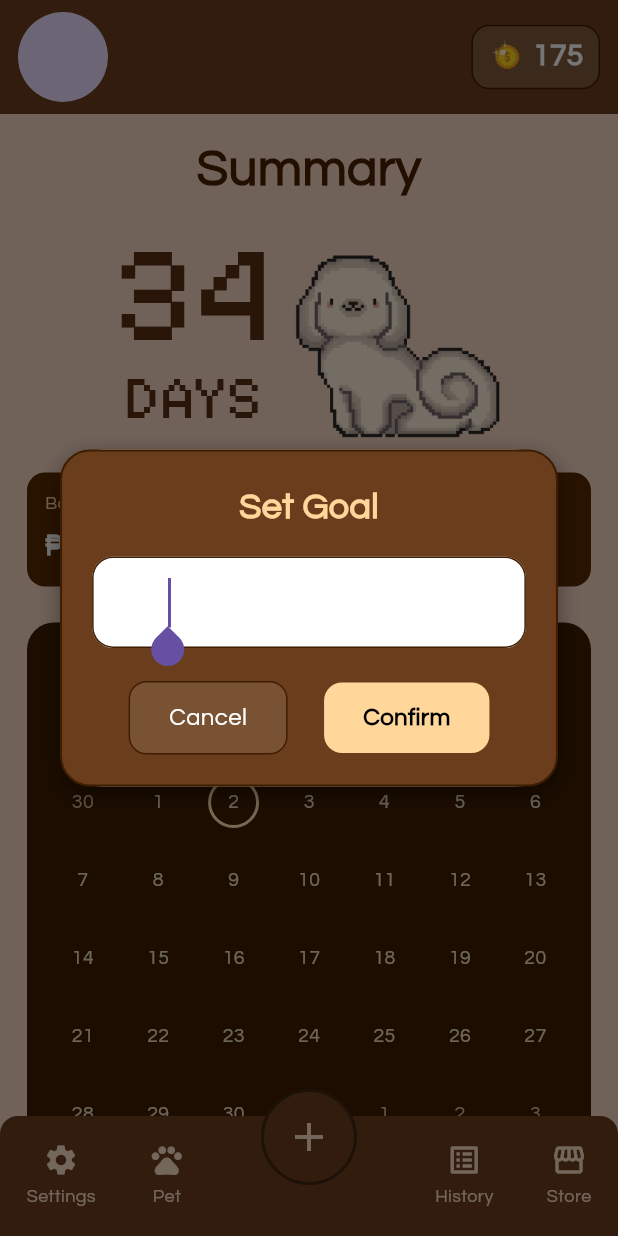
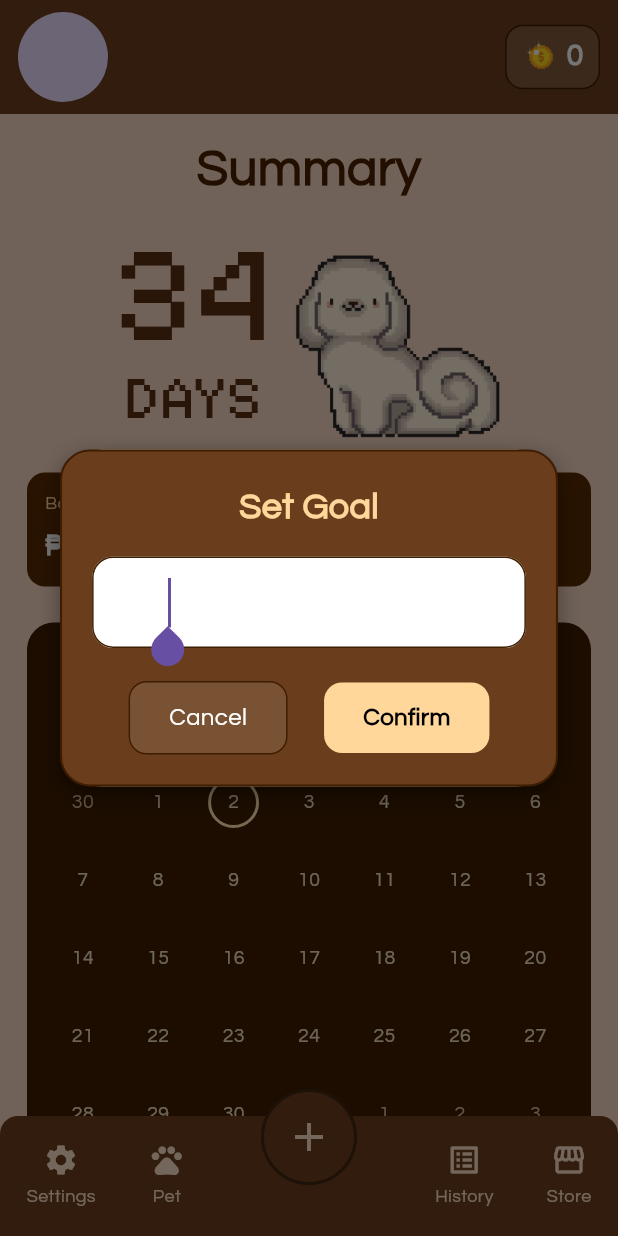
Before and after one commit to the34thempress/Budgipets, a Flutter app: the DashboardPage screen opened by its route, after a tap on "Goal:", on a phone screen of 412 x 824 dp. Run offline on Flutter 3.47's test engine with Material 3 defaults, Android fonts, the light colour scheme and no system bars; drawn by our look-alikes of table_calendar; our stand-ins replace audioplayers, image_picker, permission_handler, shared_preferences, supabase_flutter; accounts and stored records are empty.

Commit message:
Coins dashbaord

```diff
--- a/lib/pages/dashboard/dashboard.dart
+++ b/lib/pages/dashboard/dashboard.dart
@@ -36,10 +36,18 @@ class _DashboardPageState extends State<DashboardPage> {
     DateTime(2025, 10, 12),
   ];
 
+  // Supabase client
+  final _supabase = Supabase.instance.client;
+
+  // Coins state
+  int _coins = 0;
+  bool _loadingCoins = true;
+
   @override
   void initState() {
     super.initState();
     _loadOrCreateBudget();
+    _loadCoins();
   }
 
   @override
@@ -51,9 +59,8 @@ class _DashboardPageState extends State<DashboardPage> {
   DateTime _monthStart(DateTime dt) => DateTime(dt.year, dt.month, 1);
 
   Future<void> _loadOrCreateBudget() async {
-    final supabase = Supabase.instance.client;
     try {
-      final user = supabase.auth.currentUser;
+      final user = _supabase.auth.currentUser;
       if (user == null) {
         if (!mounted) return;
         setState(() {
@@ -66,7 +73,7 @@ class _DashboardPageState extends State<DashboardPage> {
       final ms = _monthStart(DateTime.now());
       final msStr =
           '${ms.year.toString().padLeft(4, '0')}-${ms.month.toString().padLeft(2, '0')}-01';
-      final existing = await supabase
+      final existing = await _supabase
           .from('budgets')
           .select()
           .eq('user_id', user.id)
@@ -80,7 +87,7 @@ class _DashboardPageState extends State<DashboardPage> {
           _loading = false;
         });
       } else {
-        final inserted = await supabase
+        final inserted = await _supabase
             .from('budgets')
             .insert({
               'user_id': user.id,
@@ -121,14 +128,14 @@ Future<double?> _promptNumber({
       barrierDismissible: false,
       builder: (context) {
         return Dialog(
-        backgroundColor: Color(0xFFFDE6D0),
+          backgroundColor: const Color(0xFFFDE6D0),
           child: Container(
             padding: const EdgeInsets.all(20),
             decoration: BoxDecoration(
               color: const Color(0xFF6A3E1C), // deep brown theme
               borderRadius: BorderRadius.circular(20),
               border: Border.all(
-              color: Color(0xFF3E1D01), // darker brown border
+                color: const Color(0xFF3E1D01), // darker brown border
                 width: 1.4,
               ),
               boxShadow: [
@@ -171,7 +178,7 @@ Future<double?> _promptNumber({
                     fillColor: Colors.white,
                     hintText: "Enter amount",
                     hintStyle: TextStyle(
-                    color: Color(0xFF3E1D01),
+                      color: const Color(0xFF3E1D01),
                       fontFamily: "Questrial",
                     ),
                     contentPadding: const EdgeInsets.symmetric(
@@ -180,7 +187,7 @@ Future<double?> _promptNumber({
                     ),
                     enabledBorder: OutlineInputBorder(
                       borderRadius: BorderRadius.circular(14),
-                    borderSide: BorderSide(
+                      borderSide: const BorderSide(
                         color: Color(0xFF3E1D01),
                       ),
                     ),
@@ -211,7 +218,7 @@ Future<double?> _promptNumber({
                           color: Colors.white.withOpacity(0.10),
                           borderRadius: BorderRadius.circular(12),
                           border: Border.all(
-                          color: Color(0xFF3E1D01),
+                            color: const Color(0xFF3E1D01),
                           ),
                         ),
                         child: const Text(
@@ -261,20 +268,18 @@ Future<double?> _promptNumber({
     );
   }
 
-
   Future<void> _updateBudgetField(String field, num value) async {
-    final supabase = Supabase.instance.client;
-    final user = supabase.auth.currentUser;
+    final user = _supabase.auth.currentUser;
     if (user == null) return;
     final ms = _monthStart(DateTime.now());
     final msStr =
         '${ms.year.toString().padLeft(4, '0')}-${ms.month.toString().padLeft(2, '0')}-01';
     try {
-      await supabase.from('budgets').upsert({
+      await _supabase.from('budgets').upsert({
         'user_id': user.id,
         'month_start': msStr,
       }, onConflict: 'user_id,month_start');
-      await supabase
+      await _supabase
           .from('budgets')
           .update({field: value})
           .eq('user_id', user.id)
@@ -292,6 +297,75 @@ Future<double?> _promptNumber({
     }
   }
 
+  // ---------------------- COINS LOADING ----------------------
+  Future<void> _loadCoins() async {
+    setState(() {
+      _loadingCoins = true;
+    });
+
+    final user = _supabase.auth.currentUser;
+    if (user == null) {
+      if (!mounted) return;
+      setState(() {
+        _coins = 0;
+        _loadingCoins = false;
+      });
+      return;
+    }
+
+    try {
+      // Use maybeSingle to avoid single() error when row is missing
+      final resp = await _supabase
+          .from('profiles')
+          .select('coins')
+          .eq('id', user.id)
+          .maybeSingle();
+
+      // resp can be null, a Map, or other forms; handle safely
+      int parsed = 0;
+      if (resp == null) {
+        parsed = 0;
+      } else if (resp is Map && resp.containsKey('coins')) {
+        final val = resp['coins'];
+        if (val is int) parsed = val;
+        else parsed = int.tryParse(val?.toString() ?? '0') ?? 0;
+      } else {
+        // fallback: try to parse numeric string
+        parsed = int.tryParse(resp.toString()) ?? 0;
+      }
+
+      if (!mounted) return;
+      setState(() {
+        _coins = parsed;
+        _loadingCoins = false;
+      });
+    } catch (e) {
+      if (!mounted) return;
+      setState(() {
+        _coins = 0;
+        _loadingCoins = false;
+      });
+      debugPrint('loadCoins error: $e');
+    }
+  }
+
+  Future<void> _updateCoins(int newCoins) async {
+    final user = _supabase.auth.currentUser;
+    if (user == null) return;
+    // Update local immediately for snappy UI
+    setState(() {
+      _coins = newCoins;
+    });
+
+    try {
+      await _supabase.from('profiles').update({'coins': newCoins}).eq('id', user.id);
+    } catch (e) {
+      debugPrint('updateCoins error: $e');
+      // Try to reload from backend if update fails
+      await _loadCoins();
+    }
+  }
+
   Widget _buildTopBarEmptyWithAvatar() {
     return Container(
       color: const Color(0xFF6A3E1C),
@@ -301,12 +375,15 @@ Future<double?> _promptNumber({
         children: [
           // 👤 AVATAR ON THE LEFT
           GestureDetector(
-          onTap: () {
+            onTap: () async {
               if (!mounted) return;
-            Navigator.push(
+              await Navigator.push(
                 context,
                 MaterialPageRoute(builder: (_) => const ProfilePage()),
               );
+              // refresh coins in case profile changed
+              if (!mounted) return;
+              await _loadCoins();
             },
             child: const CircleAvatar(
               radius: 30,
@@ -320,7 +397,7 @@ Future<double?> _promptNumber({
             decoration: BoxDecoration(
               color: Colors.white.withOpacity(0.15),
               borderRadius: BorderRadius.circular(12),
-            border: Border.all(color: Color(0xFF3E1D01), width: 1),
+              border: Border.all(color: const Color(0xFF3E1D01), width: 1),
             ),
             child: Row(
               children: [
@@ -330,8 +407,17 @@ Future<double?> _promptNumber({
                   height: 26,
                 ),
                 const SizedBox(width: 4),
-              Text(
-                '175',
+                _loadingCoins
+                    ? const SizedBox(
+                        height: 20,
+                        width: 20,
+                        child: CircularProgressIndicator(
+                          strokeWidth: 2,
+                          color: Colors.white,
+                        ),
+                      )
+                    : Text(
+                        '$_coins',
                         style: const TextStyle(
                           fontFamily: 'Questrial',
                           fontSize: 20,
@@ -346,7 +432,6 @@ Future<double?> _promptNumber({
       ),
     );
   }
-
 
   Widget _buildSummaryTitle() {
     return Padding(
@@ -402,7 +487,7 @@ Future<double?> _promptNumber({
                 padding:
                     const EdgeInsets.symmetric(vertical: 12, horizontal: 12),
                 decoration: BoxDecoration(
-                  color: Color(0xFF582901),
+                  color: const Color(0xFF582901),
                   borderRadius: BorderRadius.circular(12),
                 ),
                 child: Column(
@@ -468,7 +553,7 @@ Future<double?> _promptNumber({
                 padding:
                     const EdgeInsets.symmetric(vertical: 12, horizontal: 12),
                 decoration: BoxDecoration(
-                  color: Color(0xFF582901),
+                  color: const Color(0xFF582901),
                   borderRadius: BorderRadius.circular(12),
                 ),
                 child: Column(
@@ -736,10 +821,12 @@ Future<double?> _promptNumber({
                 mainAxisAlignment: MainAxisAlignment.spaceAround,
                 children: [
                   InkWell(
-                    onTap: () {
+                    onTap: () async {
                       if (!mounted || _dialogOpen) return;
-                      Navigator.push(context,
+                      await Navigator.push(context,
                           MaterialPageRoute(builder: (_) => const SettingsPage()));
+                      if (!mounted) return;
+                      await _loadCoins();
                     },
                     child: Column(
                       mainAxisAlignment: MainAxisAlignment.center,
@@ -755,10 +842,12 @@ Future<double?> _promptNumber({
                     ),
                   ),
                   InkWell(
-                    onTap: () {
+                    onTap: () async {
                       if (!mounted || _dialogOpen) return;
-                      Navigator.push(context,
+                      await Navigator.push(context,
                           MaterialPageRoute(builder: (_) => const PetManagementPage()));
+                      if (!mounted) return;
+                      await _loadCoins();
                     },
                     child: Column(
                       mainAxisAlignment: MainAxisAlignment.center,
@@ -775,10 +864,12 @@ Future<double?> _promptNumber({
                   ),
                   const SizedBox(width: 96),
                   InkWell(
-                    onTap: () {
+                    onTap: () async {
                       if (!mounted || _dialogOpen) return;
-                      Navigator.push(context,
+                      await Navigator.push(context,
                           MaterialPageRoute(builder: (_) => const LogsPage()));
+                      if (!mounted) return;
+                      await _loadCoins();
                     },
                     child: Column(
                       mainAxisAlignment: MainAxisAlignment.center,
@@ -794,10 +885,12 @@ Future<double?> _promptNumber({
                     ),
                   ),
                   InkWell(
-                    onTap: () {
+                    onTap: () async {
                       if (!mounted || _dialogOpen) return;
-                      Navigator.push(context,
+                      await Navigator.push(context,
                           MaterialPageRoute(builder: (_) => const StorePage()));
+                      if (!mounted) return;
+                      await _loadCoins();
                     },
                     child: Column(
                       mainAxisAlignment: MainAxisAlignment.center,
@@ -829,6 +922,7 @@ Future<double?> _promptNumber({
                     );
                     if (!mounted) return;
                     await _loadOrCreateBudget();
+                    await _loadCoins();
                   },
                   child: Container(
                     width: 64,
```
Lines whose indentation alone changed are shown as unchanged.
